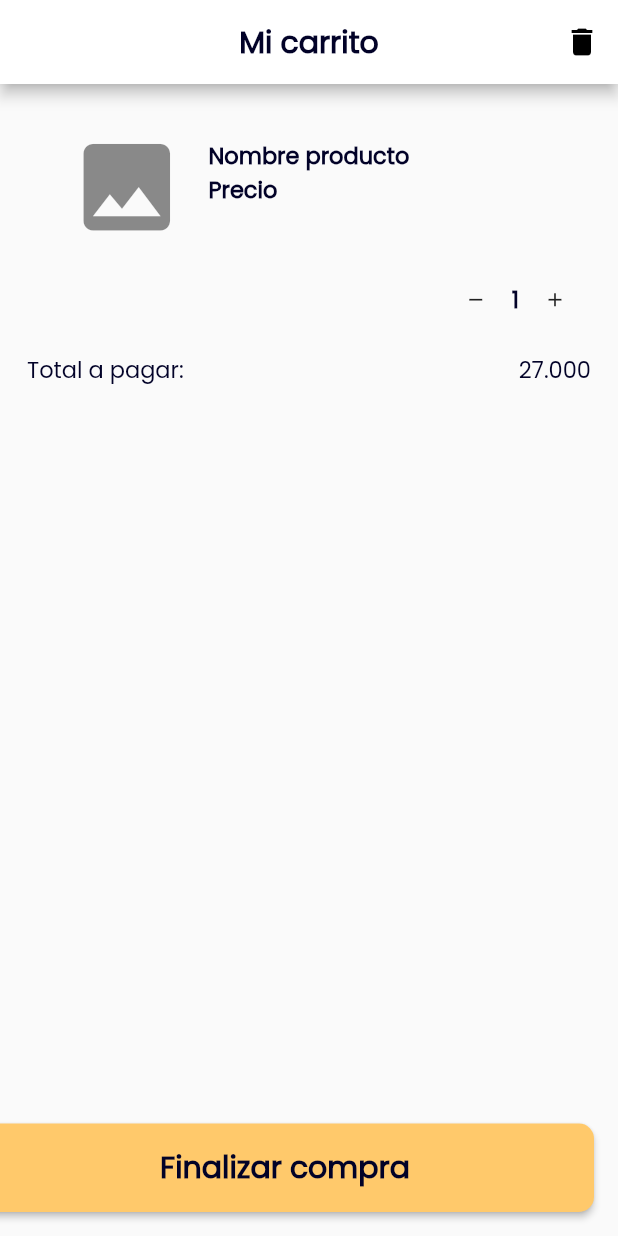
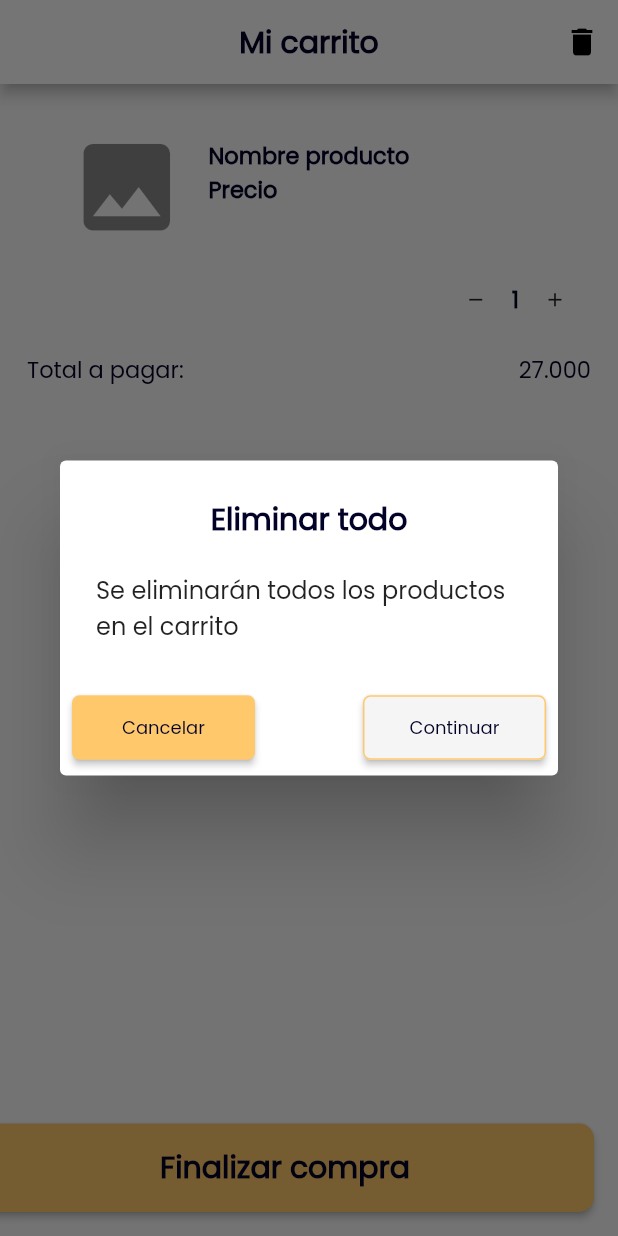
Before and after one commit to imdidierjunco/ecommerce_pt, a Flutter app: the PantallaUnoScreen screen opened by its route, after a tap on the "delete" icon, on a phone screen of 412 x 824 dp. Run offline on Flutter 3.47's test engine with Material 2 defaults, Android fonts, the phone set to English and light mode, and no system bars; network calls fail.

Commit message:
Tres pantallas terminadas

```diff
--- a/lib/main.dart
+++ b/lib/main.dart
@@ -17,7 +17,7 @@ class EcommercePT extends StatelessWidget {
     return MaterialApp(
       debugShowCheckedModeBanner: false,
       title: 'Ecommerce',
-      initialRoute: PantallaUnoScreen.nameRoute,
+      initialRoute: PantallaDosScreen.nameRoute,
       routes: {
         PantallaUnoScreen.nameRoute: ((context) => PantallaUnoScreen()),
         PantallaDosScreen.nameRoute: ((context) => PantallaDosScreen()),
--- a/lib/screens/pantalla_uno_screen.dart
+++ b/lib/screens/pantalla_uno_screen.dart
@@ -3,6 +3,7 @@
 import 'package:ecommerce_pt/providers/products_provider.dart';
 import 'package:flutter/material.dart';
 
+import '../widgets/actions_alert.dart';
 import '../widgets/add_remove_widget.dart';
 import '../widgets/checkout_button_widget.dart';
 import '../widgets/price_widget.dart';
@@ -32,7 +33,7 @@ class _PantallaUnoScreenState extends State<PantallaUnoScreen> {
         actions: <Widget>[
           IconButton(
               onPressed: () {
-                _showDialog(context);
+                _showDialog();
               },
               icon: const Icon(
                 Icons.delete,
@@ -65,7 +66,9 @@ class _PantallaUnoScreenState extends State<PantallaUnoScreen> {
                             fontStyle: FontStyle.normal)),
                     leading: Icon(Icons.photo, size: (77))),
               ),
-              AddRemoveWidget(),
+              Expanded(
+                child: AddRemoveWidget(),
+              ),
               Prices(),
             ]),
       ),
@@ -73,27 +76,37 @@ class _PantallaUnoScreenState extends State<PantallaUnoScreen> {
     );
   }
 
-  Widget _showDialog(context) {
+  _showDialog() {
+    return showDialog(
+        context: context,
+        builder: (context) {
+          const textStyle = TextStyle(
+              color: Color(0xff020228),
+              fontSize: 12,
+              fontStyle: FontStyle.normal,
+              fontWeight: FontWeight.w400);
+          const textStyle2 = TextStyle(
+              color: Color(0xff020228),
+              fontSize: 20,
+              fontStyle: FontStyle.normal,
+              fontWeight: FontWeight.w600);
           return AlertDialog(
-      title: Text('Eliminar todo'),
+            actionsAlignment: MainAxisAlignment.center,
+            title: Center(
+                child: Text(
+              'Eliminar todo',
+              style: textStyle2,
+            )),
             content: SingleChildScrollView(
                 child: ListBody(
               children: const [
                 Text('Se eliminarán todos los productos en el carrito')
               ],
             )),
-      actions: [
-        TextButton(
-            onPressed: () {
-              Navigator.pushNamed(context, 'onescreen');
-            },
-            child: Text('Cancelar')),
-        TextButton(
-            onPressed: () {
-              Navigator.pushNamed(context, 'onescreen');
-            },
-            child: Text('Continuar'))
+            actions: const [
+              ActionsAlert(textStyle: textStyle),
             ],
           );
+        });
   }
 }
--- /dev/null
+++ b/lib/widgets/actions_alert.dart
@@ -0,0 +1,45 @@
+import 'package:flutter/material.dart';
+
+class ActionsAlert extends StatelessWidget {
+  const ActionsAlert({
+    Key? key,
+    required this.textStyle,
+  }) : super(key: key);
+
+  final TextStyle textStyle;
+
+  @override
+  Widget build(BuildContext context) {
+    return Row(mainAxisAlignment: MainAxisAlignment.spaceBetween, children: [
+      ElevatedButton(
+          style: ElevatedButton.styleFrom(
+            primary: const Color(0xFFFFC96B),
+            shape:
+                RoundedRectangleBorder(borderRadius: BorderRadius.circular(5)),
+            minimumSize: const Size(122, 43),
+          ),
+          onPressed: () {
+            Navigator.pushNamed(context, 'onescreen');
+          },
+          child: Text(
+            'Cancelar',
+            style: textStyle,
+          )),
+      ElevatedButton(
+          style: ElevatedButton.styleFrom(
+            primary: const Color(0xFFF5f5f5),
+            shape: RoundedRectangleBorder(
+                side: const BorderSide(color: Color(0xFFFFC96B), width: 1),
+                borderRadius: BorderRadius.circular(5)),
+            minimumSize: const Size(122, 43),
+          ),
+          onPressed: () {
+            Navigator.pushNamed(context, 'onescreen');
+          },
+          child: Text(
+            'Continuar',
+            style: textStyle,
+          ))
+    ]);
+  }
+}
--- a/lib/widgets/checkout_button_widget.dart
+++ b/lib/widgets/checkout_button_widget.dart
@@ -11,7 +11,7 @@ class CheckoutButton extends StatelessWidget {
         color: Color(0xFF020228), fontSize: 20, fontWeight: FontWeight.w600);
     return ElevatedButton(
         onPressed: () {
-          Navigator.pushNamed(context, 'twoscreen');
+          Navigator.pushNamed(context, 'threescreen');
         },
         style: ElevatedButton.styleFrom(
           primary: const Color(0xFFFFC96B),
```
Also changed, not shown: lib/screens/pantalla_dos_screen.dart (+59 -4 lines), lib/screens/pantalla_tres_screen.dart (+80 -3 lines). Lines whose indentation alone changed are shown as unchanged.
